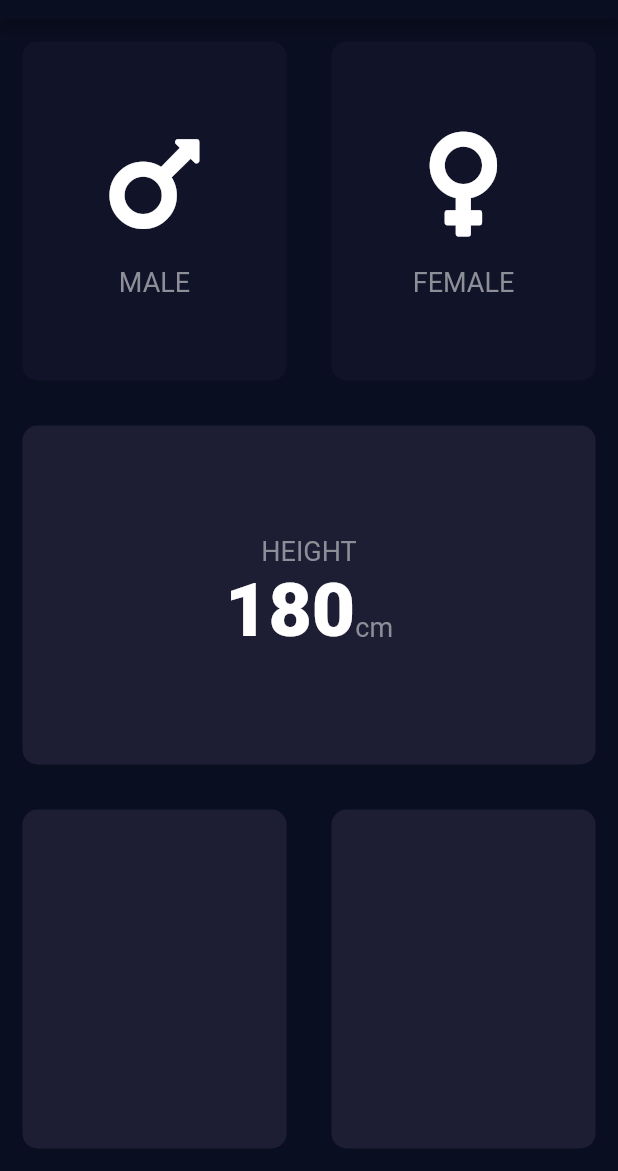
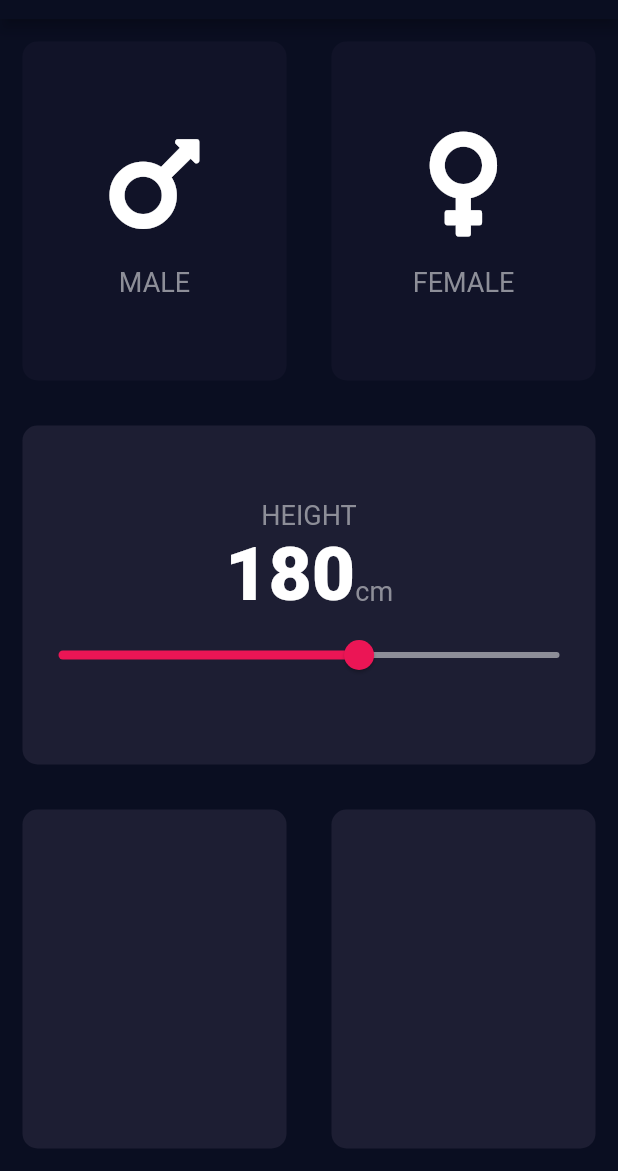
Before and after one commit to bvarberg/cfdb-bmi_calculator, a Flutter app: the screen it shows after launch, on a phone screen of 412 x 824 dp, the part 65-1236 px from its top. Run offline on Flutter 3.47's test engine with Material 2 defaults, Android fonts, the phone set to English and light mode, and no system bars; our stand-ins replace font_awesome_flutter.

Commit message:
Add the height slider

```diff
--- a/lib/input_page.dart
+++ b/lib/input_page.dart
@@ -16,6 +16,7 @@ class InputPage extends StatefulWidget {
 
 class _InputPageState extends State<InputPage> {
   Gender selectedGender;
+  int height = 180;
 
   @override
   Widget build(BuildContext context) {
@@ -80,7 +81,7 @@ class _InputPageState extends State<InputPage> {
                     textBaseline: TextBaseline.alphabetic,
                     children: <Widget>[
                       Text(
-                        '180',
+                        height.toString(),
                         style: kNumberTextStyle,
                       ),
                       Text(
@@ -88,6 +89,18 @@ class _InputPageState extends State<InputPage> {
                         style: kLabelTextStyle,
                       ),
                     ],
+                  ),
+                  Slider(
+                    value: height.toDouble(),
+                    min: 120.0,
+                    max: 220.0,
+                    onChanged: (double value) {
+                      setState(() {
+                        height = value.round();
+                      });
+                    },
+                    activeColor: Color(0xFFEB1555),
+                    inactiveColor: Color(0xFF8D8E98),
                   ),
                 ],
               ),
```
